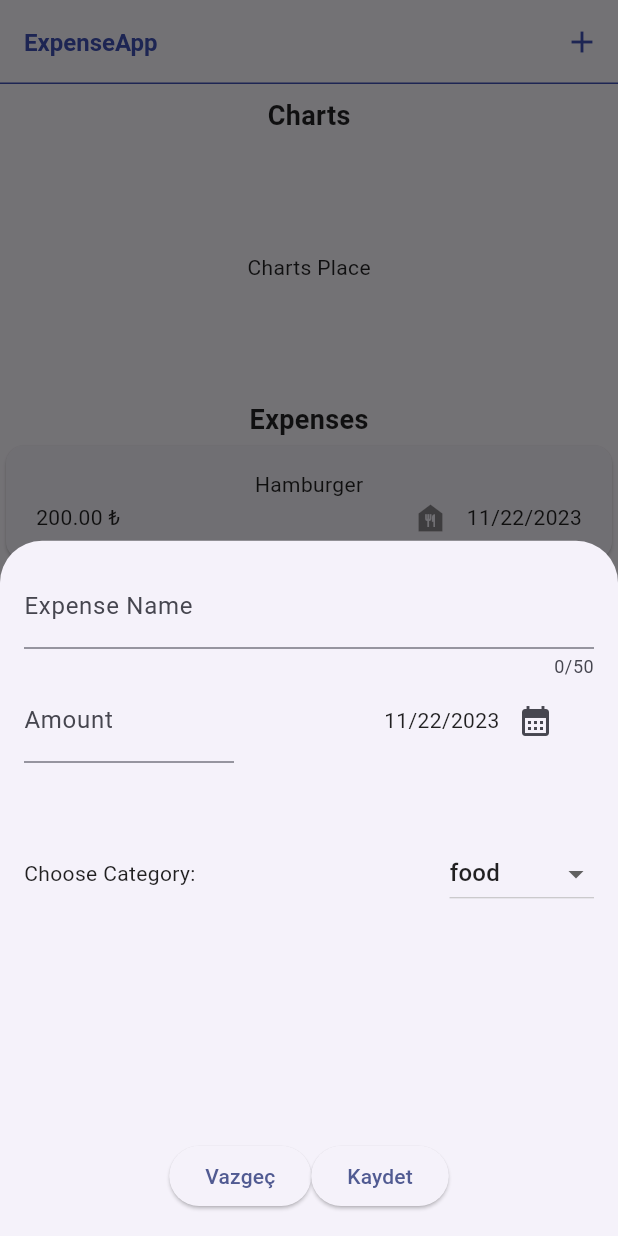
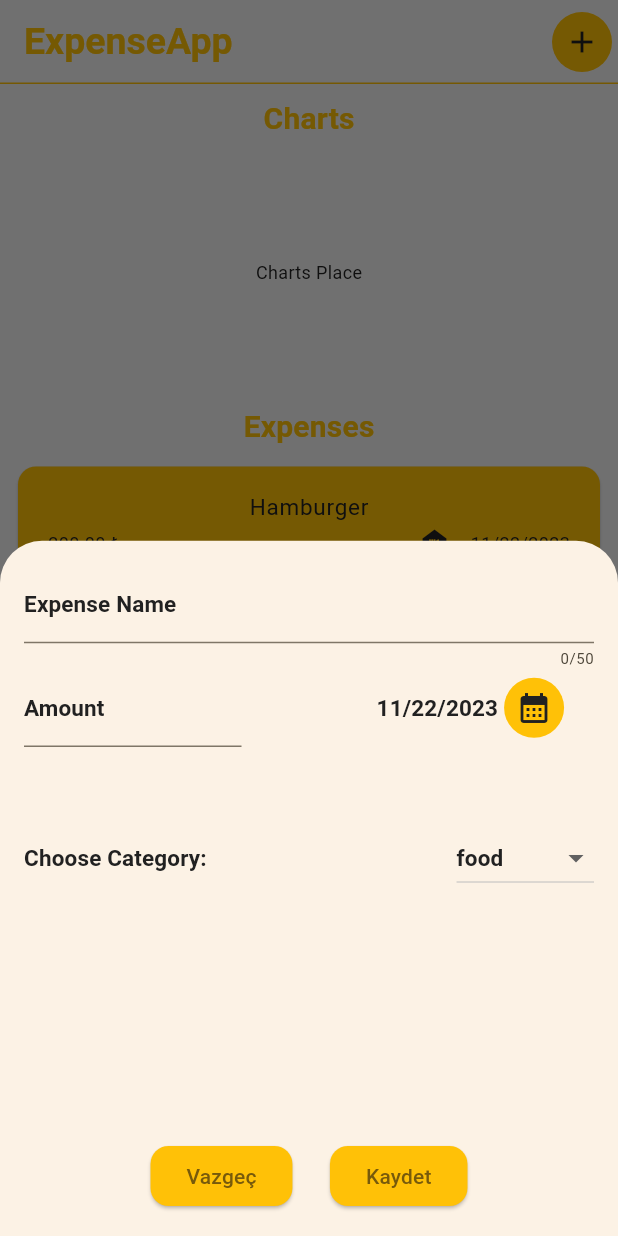
Before and after one commit to mustafatmaca/tobeto-expenseapp, a Flutter app: the screen it shows after launch, after a tap on the "add" icon, on a phone screen of 412 x 824 dp. Run offline on Flutter 3.47's test engine with Material 2 defaults, Android fonts, the phone set to English and light mode, and no system bars.

Commit message:
workshop 21/11/23

```diff
--- a/lib/main.dart
+++ b/lib/main.dart
@@ -1,23 +1,13 @@
 import 'package:expense_app/pages/main_page.dart';
+import 'package:expense_app/themes/app_theme.dart';
 import 'package:flutter/material.dart';
 
 ColorScheme lightColorsScheme = ColorScheme.fromSeed(seedColor: Colors.indigo);
 void main() {
   runApp(
     MaterialApp(
-      theme: ThemeData(
-        useMaterial3: true,
-        colorScheme: lightColorsScheme,
-        appBarTheme: const AppBarTheme().copyWith(
-            backgroundColor: lightColorsScheme.onPrimaryContainer,
-            foregroundColor: lightColorsScheme.primaryContainer),
-        textTheme: ThemeData().textTheme.copyWith(
-              titleLarge: TextStyle(
-                  fontWeight: FontWeight.bold,
-                  color: lightColorsScheme.primary,
-                  fontSize: 16),
-            ),
-      ),
+      theme: AppTheme.lightTheme,
+      darkTheme: AppTheme.darkTheme,
       home: const MainPage(),
     ),
   );
--- a/lib/pages/expense_list.dart
+++ b/lib/pages/expense_list.dart
@@ -3,32 +3,35 @@ import 'package:expense_app/widgets/expense_item.dart';
 import 'package:flutter/material.dart';
 
 class ExpenseList extends StatefulWidget {
-  final void Function(Expense expense) onRemove;
+  final Expense Function(int expenseIndex) onRemove;
+  final SnackBar Function(Expense expense) removeSnackBar;
 
-  const ExpenseList(this.onRemove, {Key? key}) : super(key: key);
+  const ExpenseList(this.onRemove, this.removeSnackBar, {Key? key})
+      : super(key: key);
 
   @override
   _ExpenseListState createState() => _ExpenseListState();
 }
 
 class _ExpenseListState extends State<ExpenseList> {
+  Expense? deletedExpense;
   @override
   Widget build(BuildContext context) {
     return Padding(
       padding: const EdgeInsets.only(top: 8.0),
       child: Column(
         children: [
-          const Text(
+          Text(
             "Charts",
-            style: TextStyle(fontWeight: FontWeight.bold, fontSize: 18),
+            style: Theme.of(context).textTheme.titleMedium,
           ),
           const Expanded(
             flex: 1,
             child: Center(child: Text("Charts Place")),
           ),
-          const Text(
+          Text(
             "Expenses",
-            style: TextStyle(fontWeight: FontWeight.bold, fontSize: 18),
+            style: Theme.of(context).textTheme.titleMedium,
           ),
           Expanded(
             flex: 3,
@@ -39,7 +42,9 @@ class _ExpenseListState extends State<ExpenseList> {
                   key: ValueKey(expenses[index]),
                   child: ExpenseItem(expenses[index]),
                   onDismissed: (direction) {
-                    widget.onRemove(expenses[index]);
+                    deletedExpense = widget.onRemove(index);
+                    ScaffoldMessenger.of(context)
+                        .showSnackBar(widget.removeSnackBar(deletedExpense!));
                   },
                 );
               },
--- a/lib/pages/main_page.dart
+++ b/lib/pages/main_page.dart
@@ -17,47 +17,50 @@ class _MainPageState extends State<MainPage> {
     });
   }
 
-  void removeExpense(Expense expense) {
+  Expense removeExpense(int expenseIndex) {
+    var deletedExpense;
     setState(() {
-      expenses.remove(expense);
+      deletedExpense = expenses.removeAt(expenseIndex);
     });
+    return deletedExpense;
+  }
+
+  SnackBar showSnackBar(Expense expense) {
+    return SnackBar(
+      content: const Text("Expense Removed"),
+      action: SnackBarAction(
+        label: 'Undo',
+        onPressed: () {
+          setState(() {
+            expenses.add(expense);
+          });
+        },
+      ),
+    );
   }
 
   @override
   Widget build(BuildContext context) {
     return Scaffold(
       appBar: AppBar(
-        shape: const Border(
-          bottom: BorderSide(
-            color: Colors.indigo,
-            width: 1,
-          ),
-        ),
-        backgroundColor: Colors.transparent,
-        elevation: 0,
         automaticallyImplyLeading: false,
         actions: [
           IconButton(
-            onPressed: () async {
-              await showModalBottomSheet(
+            onPressed: () {
+              showModalBottomSheet(
                   context: context,
                   builder: (context) => NewExpense(
                         onAdd: (expense) => addExpense(expense),
                       ));
-              setState(() {});
             },
             icon: const Icon(
               Icons.add,
-              color: Colors.indigo,
             ),
           ),
         ],
-        title: const Text(
-          "ExpenseApp",
-          style: TextStyle(color: Colors.indigo),
-        ),
+        title: const Text("ExpenseApp"),
       ),
-      body: ExpenseList(removeExpense),
+      body: ExpenseList(removeExpense, showSnackBar),
     );
   }
 }
--- /dev/null
+++ b/lib/themes/app_color.dart
@@ -0,0 +1,10 @@
+import 'package:flutter/material.dart';
+
+class AppColor {
+  static ColorScheme colorScheme =
+      ColorScheme.fromSeed(seedColor: Colors.amber);
+  static Color primaryColor = Colors.amber;
+  static Color secondaryColor = Colors.deepOrange;
+  static Color mainWhite = Colors.grey[100]!;
+  static Color mainBlack = Colors.grey[900]!;
+}
--- /dev/null
+++ b/lib/themes/app_theme.dart
@@ -0,0 +1,199 @@
+import 'package:expense_app/themes/app_color.dart';
+import 'package:flutter/material.dart';
+
+class AppTheme {
+  static ThemeData get lightTheme {
+    return ThemeData(
+      useMaterial3: true,
+      colorScheme: AppColor.colorScheme,
+      primaryColor: AppColor.primaryColor,
+      scaffoldBackgroundColor: AppColor.mainWhite,
+      iconTheme: IconThemeData(
+        color: AppColor.mainBlack,
+      ),
+      textTheme: TextTheme(
+        headlineLarge: TextStyle(
+          fontSize: 35,
+          color: AppColor.primaryColor,
+        ),
+        headlineMedium: TextStyle(
+          fontSize: 30,
+          color: AppColor.primaryColor,
+        ),
+        headlineSmall: TextStyle(
+          fontSize: 25,
+          color: AppColor.primaryColor,
+        ),
+        titleLarge: TextStyle(
+          fontSize: 25,
+          fontWeight: FontWeight.bold,
+          color: AppColor.primaryColor,
+        ),
+        titleMedium: TextStyle(
+          fontSize: 20,
+          fontWeight: FontWeight.bold,
+          color: AppColor.primaryColor,
+        ),
+        titleSmall: TextStyle(
+          fontSize: 15,
+          fontWeight: FontWeight.bold,
+          color: AppColor.mainBlack,
+        ),
+        bodyLarge: TextStyle(
+          fontSize: 15,
+          color: AppColor.mainBlack,
+        ),
+        bodyMedium: TextStyle(
+          fontSize: 12,
+          color: AppColor.mainBlack,
+        ),
+        bodySmall: TextStyle(
+          fontSize: 10,
+          color: AppColor.mainBlack,
+        ),
+      ),
+      appBarTheme: AppBarTheme(
+        backgroundColor: AppColor.mainWhite,
+        foregroundColor: AppColor.primaryColor,
+        elevation: 0,
+        shape: Border(
+          bottom: BorderSide(
+            color: AppColor.primaryColor,
+            width: 1,
+          ),
+        ),
+      ),
+      buttonTheme: ButtonThemeData(
+        buttonColor: AppColor.primaryColor,
+        padding: const EdgeInsets.all(24),
+        shape: RoundedRectangleBorder(borderRadius: BorderRadius.circular(12)),
+      ),
+      cardTheme: CardTheme(
+        color: AppColor.primaryColor,
+        margin: const EdgeInsets.all(12),
+      ),
+      snackBarTheme: SnackBarThemeData(
+        backgroundColor: AppColor.mainBlack,
+        actionTextColor: AppColor.primaryColor,
+      ),
+      datePickerTheme: DatePickerThemeData(
+        backgroundColor: AppColor.primaryColor,
+      ),
+      iconButtonTheme: IconButtonThemeData(
+        style: ButtonStyle(
+            backgroundColor: MaterialStatePropertyAll(AppColor.primaryColor),
+            foregroundColor: MaterialStatePropertyAll(AppColor.secondaryColor),
+            iconColor: MaterialStatePropertyAll(AppColor.mainBlack)),
+      ),
+      elevatedButtonTheme: ElevatedButtonThemeData(
+        style: ButtonStyle(
+          backgroundColor: MaterialStatePropertyAll(AppColor.primaryColor),
+          shape: MaterialStatePropertyAll(
+            RoundedRectangleBorder(
+              borderRadius: BorderRadius.circular(12),
+            ),
+          ),
+        ),
+      ),
+    );
+  }
+
+  static ThemeData get darkTheme {
+    return ThemeData(
+      useMaterial3: true,
+      colorScheme: AppColor.colorScheme,
+      primaryColor: AppColor.primaryColor,
+      scaffoldBackgroundColor: AppColor.mainBlack,
+      iconTheme: IconThemeData(
+        color: AppColor.mainBlack,
+      ),
+      textTheme: TextTheme(
+        headlineLarge: TextStyle(
+          fontSize: 35,
+          color: AppColor.primaryColor,
+        ),
+        headlineMedium: TextStyle(
+          fontSize: 30,
+          color: AppColor.primaryColor,
+        ),
+        headlineSmall: TextStyle(
+          fontSize: 25,
+          color: AppColor.primaryColor,
+        ),
+        titleLarge: TextStyle(
+          fontSize: 25,
+          fontWeight: FontWeight.bold,
+          color: AppColor.primaryColor,
+        ),
+        titleMedium: TextStyle(
+          fontSize: 20,
+          fontWeight: FontWeight.bold,
+          color: AppColor.primaryColor,
+        ),
+        titleSmall: TextStyle(
+          fontSize: 15,
+          fontWeight: FontWeight.bold,
+          color: AppColor.primaryColor,
+        ),
+        bodyLarge: TextStyle(
+          fontSize: 15,
+          color: AppColor.mainBlack,
+        ),
+        bodyMedium: TextStyle(
+          fontSize: 12,
+          color: AppColor.mainBlack,
+        ),
+        bodySmall: TextStyle(
+          fontSize: 10,
+          color: AppColor.mainBlack,
+        ),
+      ),
+      appBarTheme: AppBarTheme(
+        backgroundColor: AppColor.mainBlack,
+        foregroundColor: AppColor.primaryColor,
+        elevation: 0,
+        shape: Border(
+          bottom: BorderSide(
+            color: AppColor.primaryColor,
+            width: 1,
+          ),
+        ),
+      ),
+      bottomSheetTheme: BottomSheetThemeData(
+        backgroundColor: AppColor.mainBlack,
+      ),
+      buttonTheme: ButtonThemeData(
+        buttonColor: AppColor.primaryColor,
+        padding: const EdgeInsets.all(24),
+        shape: RoundedRectangleBorder(borderRadius: BorderRadius.circular(12)),
+      ),
+      cardTheme: CardTheme(
+        color: AppColor.primaryColor,
+        margin: const EdgeInsets.all(12),
+      ),
+      snackBarTheme: SnackBarThemeData(
+        backgroundColor: AppColor.mainBlack,
+        actionTextColor: AppColor.primaryColor,
+      ),
+      datePickerTheme: DatePickerThemeData(
+        backgroundColor: AppColor.primaryColor,
+      ),
+      iconButtonTheme: IconButtonThemeData(
+        style: ButtonStyle(
+            backgroundColor: MaterialStatePropertyAll(AppColor.primaryColor),
+            foregroundColor: MaterialStatePropertyAll(AppColor.secondaryColor),
+            iconColor: MaterialStatePropertyAll(AppColor.mainBlack)),
+      ),
+      elevatedButtonTheme: ElevatedButtonThemeData(
+        style: ButtonStyle(
+          backgroundColor: MaterialStatePropertyAll(AppColor.primaryColor),
+          shape: MaterialStatePropertyAll(
+            RoundedRectangleBorder(
+              borderRadius: BorderRadius.circular(12),
+            ),
+          ),
+        ),
+      ),
+    );
+  }
+}
--- a/lib/widgets/expense_item.dart
+++ b/lib/widgets/expense_item.dart
@@ -16,19 +16,27 @@ class ExpenseItem extends StatelessWidget {
         ),
         child: Column(
           children: [
-            Text(expense.name),
+            Text(
+              expense.name,
+              style: Theme.of(context).textTheme.bodyLarge,
+            ),
             Row(
               children: [
-                Text("${expense.price.toStringAsFixed(2)} ₺"),
+                Text(
+                  "${expense.price.toStringAsFixed(2)} ₺",
+                  style: Theme.of(context).textTheme.bodyMedium,
+                ),
                 const Spacer(),
                 Icon(
                   categoryIcons[expense.category],
-                  color: Colors.black45,
                 ),
                 const SizedBox(
                   width: 12,
                 ),
-                Text(expense.formattedDate),
+                Text(
+                  expense.formattedDate,
+                  style: Theme.of(context).textTheme.bodyMedium,
+                ),
               ],
             )
           ],
--- a/lib/widgets/new_expense.dart
+++ b/lib/widgets/new_expense.dart
@@ -73,7 +73,12 @@ class _NewExpenseState extends State<NewExpense> {
           TextField(
             controller: _nameController,
             maxLength: 50,
-            decoration: const InputDecoration(label: Text("Expense Name")),
+            style: Theme.of(context).textTheme.titleSmall,
+            decoration: InputDecoration(
+                label: Text(
+              "Expense Name",
+              style: Theme.of(context).textTheme.titleSmall,
+            )),
           ),
           Row(
             children: [
@@ -81,17 +86,27 @@ class _NewExpenseState extends State<NewExpense> {
                 child: TextField(
                   controller: _amountController,
                   keyboardType: TextInputType.number,
-                  decoration: const InputDecoration(
-                      label: Text("Amount"), prefixText: "₺"),
+                  style: Theme.of(context).textTheme.titleSmall,
+                  decoration: InputDecoration(
+                    label: Text(
+                      "Amount",
+                      style: Theme.of(context).textTheme.titleSmall,
+                    ),
+                    prefixText: "₺",
+                    prefixStyle: Theme.of(context).textTheme.titleSmall,
+                  ),
                 ),
               ),
               const SizedBox(
-                width: 100,
+                width: 90,
               ),
               Expanded(
                 child: Row(
                   children: [
-                    Text(DateFormat.yMd().format(_date)),
+                    Text(
+                      DateFormat.yMd().format(_date),
+                      style: Theme.of(context).textTheme.titleSmall,
+                    ),
                     IconButton(
                         onPressed: () {
                           datePicker();
@@ -107,13 +122,20 @@ class _NewExpenseState extends State<NewExpense> {
           ),
           Row(
             children: [
-              const Text("Choose Category:"),
+              Text(
+                "Choose Category:",
+                style: Theme.of(context).textTheme.titleSmall,
+              ),
               const Spacer(),
               DropdownButton(
                   value: _category,
                   items: Category.values.map((category) {
                     return DropdownMenuItem(
-                        value: category, child: Text(category.name.toString()));
+                        value: category,
+                        child: Text(
+                          category.name.toString(),
+                          style: Theme.of(context).textTheme.titleSmall,
+                        ));
                   }).toList(),
                   onChanged: (value) {
                     setState(() {
@@ -133,6 +155,9 @@ class _NewExpenseState extends State<NewExpense> {
                     Navigator.pop(context);
                   },
                   child: const Text("Vazgeç")),
+              const SizedBox(
+                width: 25,
+              ),
               ElevatedButton(
                   onPressed: () {
                     addNewExpense();
```
